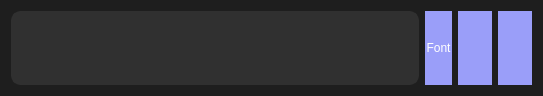
This is ui/edit_text.ui in MarwanMagdy0/VoiceNote as Qt 5 draws it before an edit. The edited form follows.
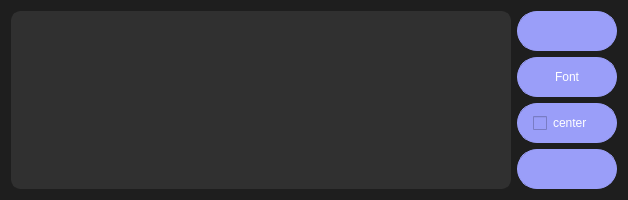
This is the edited form. Icons and pictures are not drawn.

What changed in the file:
```diff
--- a/ui/edit_text.ui
+++ b/ui/edit_text.ui
@@ -6,8 +6,8 @@
    <rect>
     <x>0</x>
     <y>0</y>
-    <width>543</width>
-    <height>89</height>
+    <width>626</width>
+    <height>198</height>
    </rect>
   </property>
   <property name="windowTitle">
@@ -19,7 +19,7 @@
 border:none;
 }
 QPushButton {
-	font: 63 20pt &quot;JetBrains Mono NL SemiBold&quot;;
+	font: 63 8pt &quot;JetBrains Mono NL SemiBold&quot;;
 	background-color: #9a9ef9;
 	border: 1px solid #9a9ef9;
 	border-radius: 20px;
@@ -41,11 +41,49 @@
     
 	background-color: rgb(85, 0, 255);
     color: white;
-}</string>
+}
+
+
+            QCheckBox {
+			font: 63 8pt &quot;JetBrains Mono NL SemiBold&quot;;
+                background-color: #9a9ef9;
+                border: 1px solid #9a9ef9;
+                border-radius: 20px;
+                color: #FFFFFF;
+            }
+
+            QCheckBox:hover {
+                border-radius: 20px;
+                border: 1px solid #7070d0;
+                background-color: #7070d0;
+                color: white;
+            }
+
+            QCheckBox:disabled {
+                background-color: gray;
+                color: white;
+            }
+
+            QCheckBox:checked {
+                background-color: rgb(85, 0, 255);
+                color: white;
+            }</string>
   </property>
   <layout class="QHBoxLayout" name="horizontalLayout">
    <item>
     <widget class="QTextEdit" name="text_editor">
+     <property name="minimumSize">
+      <size>
+       <width>500</width>
+       <height>0</height>
+      </size>
+     </property>
+     <property name="maximumSize">
+      <size>
+       <width>1000</width>
+       <height>16777215</height>
+      </size>
+     </property>
      <property name="styleSheet">
       <string notr="true">* {
 	background-color: rgb(48, 48, 48);
@@ -60,6 +98,43 @@
     </widget>
    </item>
    <item>
+    <layout class="QVBoxLayout" name="verticalLayout">
+     <item>
+      <widget class="QPushButton" name="save_button">
+       <property name="sizePolicy">
+        <sizepolicy hsizetype="Minimum" vsizetype="Preferred">
+         <horstretch>0</horstretch>
+         <verstretch>0</verstretch>
+        </sizepolicy>
+       </property>
+       <property name="minimumSize">
+        <size>
+         <width>100</width>
+         <height>40</height>
+        </size>
+       </property>
+       <property name="maximumSize">
+        <size>
+         <width>100</width>
+         <height>16777215</height>
+        </size>
+       </property>
+       <property name="text">
+        <string/>
+       </property>
+       <property name="icon">
+        <iconset>
+         <normaloff>data/icons8-save-50.png</normaloff>data/icons8-save-50.png</iconset>
+       </property>
+       <property name="iconSize">
+        <size>
+         <width>25</width>
+         <height>25</height>
+        </size>
+       </property>
+      </widget>
+     </item>
+     <item>
     <widget class="QPushButton" name="font_button">
      <property name="sizePolicy">
       <sizepolicy hsizetype="Minimum" vsizetype="Preferred">
@@ -67,11 +142,51 @@
        <verstretch>0</verstretch>
       </sizepolicy>
      </property>
+       <property name="minimumSize">
+        <size>
+         <width>100</width>
+         <height>40</height>
+        </size>
+       </property>
+       <property name="maximumSize">
+        <size>
+         <width>100</width>
+         <height>16777215</height>
+        </size>
+       </property>
      <property name="text">
       <string>Font</string>
      </property>
     </widget>
    </item>
+     <item>
+      <widget class="QCheckBox" name="checkbox">
+       <property name="minimumSize">
+        <size>
+         <width>100</width>
+         <height>40</height>
+        </size>
+       </property>
+       <property name="maximumSize">
+        <size>
+         <width>100</width>
+         <height>16777215</height>
+        </size>
+       </property>
+       <property name="layoutDirection">
+        <enum>Qt::LeftToRight</enum>
+       </property>
+       <property name="autoFillBackground">
+        <bool>false</bool>
+       </property>
+       <property name="styleSheet">
+        <string notr="true">padding:15px;</string>
+       </property>
+       <property name="text">
+        <string>center</string>
+       </property>
+      </widget>
+     </item>
    <item>
     <widget class="QPushButton" name="delete_button">
      <property name="sizePolicy">
@@ -80,6 +195,18 @@
        <verstretch>0</verstretch>
       </sizepolicy>
      </property>
+       <property name="minimumSize">
+        <size>
+         <width>100</width>
+         <height>40</height>
+        </size>
+       </property>
+       <property name="maximumSize">
+        <size>
+         <width>100</width>
+         <height>16777215</height>
+        </size>
+       </property>
      <property name="text">
       <string/>
      </property>
@@ -89,34 +216,13 @@
      </property>
      <property name="iconSize">
       <size>
-       <width>50</width>
-       <height>50</height>
+         <width>25</width>
+         <height>25</height>
       </size>
      </property>
     </widget>
    </item>
-   <item>
-    <widget class="QPushButton" name="save_button">
-     <property name="sizePolicy">
-      <sizepolicy hsizetype="Minimum" vsizetype="Preferred">
-       <horstretch>0</horstretch>
-       <verstretch>0</verstretch>
-      </sizepolicy>
-     </property>
-     <property name="text">
-      <string/>
-     </property>
-     <property name="icon">
-      <iconset>
-       <normaloff>data/icons8-save-50.png</normaloff>data/icons8-save-50.png</iconset>
-     </property>
-     <property name="iconSize">
-      <size>
-       <width>50</width>
-       <height>50</height>
-      </size>
-     </property>
-    </widget>
+    </layout>
    </item>
   </layout>
  </widget>
```
Lines whose indentation alone changed are shown as unchanged.
